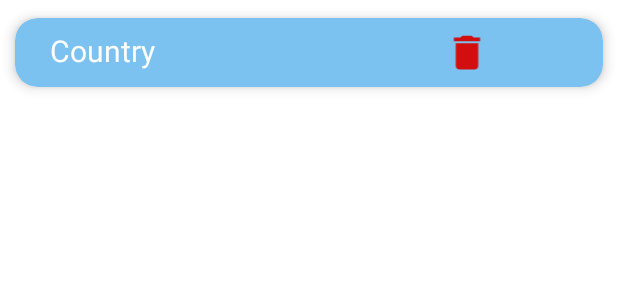
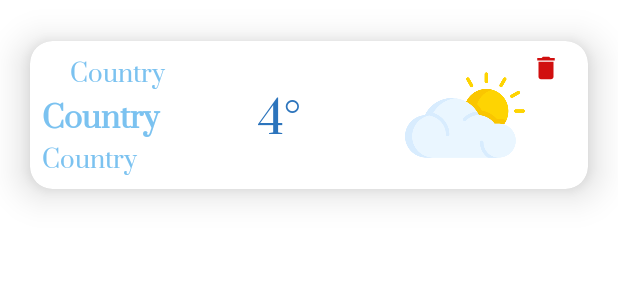
Before and after one commit to alaagawish/Weather, an Android app: the layout place_item.xml on its own in the app's theme, with its tools: preview values and no code run, on a phone screen of 412 x 824 dp. Shown: the top 300 px of the screen. Run offline under Robolectric (Android 15) with nearby library versions, the phone set to English and light mode, and no system bars.

Commit message:
editing favourite card

```diff
--- a/app/src/main/java/eg/gov/iti/jets/kotlin/weather/alert/utils/Alarm.kt
+++ b/app/src/main/java/eg/gov/iti/jets/kotlin/weather/alert/utils/Alarm.kt
@@ -14,7 +14,6 @@ import androidx.core.app.ActivityCompat
 import androidx.core.app.NotificationCompat
 import androidx.core.app.NotificationManagerCompat
 import eg.gov.iti.jets.kotlin.weather.Constants
-import eg.gov.iti.jets.kotlin.weather.Constants.ACTION_SET_REPETITIVE_EXACT
 import eg.gov.iti.jets.kotlin.weather.Constants.NOTIFICATION_ID
 import eg.gov.iti.jets.kotlin.weather.MainActivity
 import eg.gov.iti.jets.kotlin.weather.R
--- a/app/src/main/java/eg/gov/iti/jets/kotlin/weather/favourite/view/FavouriteFragment.kt
+++ b/app/src/main/java/eg/gov/iti/jets/kotlin/weather/favourite/view/FavouriteFragment.kt
@@ -1,6 +1,7 @@
 package eg.gov.iti.jets.kotlin.weather.favourite.view
 
 
+import android.annotation.SuppressLint
 import android.content.Intent
 import android.os.Bundle
 import android.util.Log
@@ -50,6 +51,7 @@ class FavouriteFragment : Fragment(), PlaceOnClickListener {
         return binding.root
     }
 
+    @SuppressLint("LogNotTimber")
     override fun onViewCreated(view: View, savedInstanceState: Bundle?) {
         super.onViewCreated(view, savedInstanceState)
         favouriteViewModelFactory = FavouriteViewModelFactory(
@@ -71,7 +73,7 @@ class FavouriteFragment : Fragment(), PlaceOnClickListener {
 
         binding.addCityFloatingActionButton.setOnClickListener {
             val intent = Intent(requireContext(), MapsActivity::class.java)
-            intent.putExtra(SOURCE,"fav")
+            intent.putExtra(SOURCE, "fav")
             startActivity(intent)
         }
         binding.favouritesRecyclerView.adapter = placesAdapter
@@ -90,7 +92,7 @@ class FavouriteFragment : Fragment(), PlaceOnClickListener {
                             Snackbar.LENGTH_LONG
                         ).show()
                         Log.d(
-                            "TAG",
+                            TAG,
                             "onViewCreated: error in retrieving list of fav from local source $result"
                         )
                     }
@@ -105,6 +107,8 @@ class FavouriteFragment : Fragment(), PlaceOnClickListener {
                             binding.noPlacesImageView.visibility = View.VISIBLE
                             binding.noPlacesTextView.visibility = View.VISIBLE
                             binding.favProgressBar.visibility = View.GONE
+                            binding.favouritesRecyclerView.visibility = View.GONE
+
 
                         }
                     }
--- a/app/src/main/java/eg/gov/iti/jets/kotlin/weather/favourite/view/PlacesAdapter.kt
+++ b/app/src/main/java/eg/gov/iti/jets/kotlin/weather/favourite/view/PlacesAdapter.kt
@@ -7,11 +7,10 @@ import androidx.recyclerview.widget.DiffUtil
 import androidx.recyclerview.widget.ListAdapter
 import androidx.recyclerview.widget.RecyclerView
 import com.squareup.picasso.Picasso
-import eg.gov.iti.jets.kotlin.weather.databinding.DayItemBinding
 import eg.gov.iti.jets.kotlin.weather.databinding.PlaceItemBinding
-import eg.gov.iti.jets.kotlin.weather.model.Daily
 import eg.gov.iti.jets.kotlin.weather.model.FavouritePlace
-
+import java.text.SimpleDateFormat
+import java.util.*
 
 class PlacesAdapter(var listener: PlaceOnClickListener) :
     ListAdapter<FavouritePlace, PlacesAdapter.ViewHolder>(DayDiffUtil()) {
@@ -33,7 +32,16 @@ class PlacesAdapter(var listener: PlaceOnClickListener) :
         holder.binding.deleteCountryIconImageView.setOnClickListener {
             listener.deletePlace(item)
         }
-
+        Picasso
+            .get()
+            .load("https://openweathermap.org/img/wn/${item.icon}@2x.png")
+            .into(holder.binding.countryIconImageView);
+        holder.binding.timeCountryTextView.text =
+            SimpleDateFormat("hh:mm aa", Locale.getDefault()).format(
+                Date(item.dt * 1000)
+            )
+        holder.binding.weatherCountryTextView.text = item.main
+        holder.binding.tempCountryTextView.text = "${item.temp}\u00B0K"
 
     }
 
--- a/app/src/main/java/eg/gov/iti/jets/kotlin/weather/favourite/viewmodel/FavouriteViewModel.kt
+++ b/app/src/main/java/eg/gov/iti/jets/kotlin/weather/favourite/viewmodel/FavouriteViewModel.kt
@@ -20,8 +20,9 @@ class FavouriteViewModel(private val repositoryInterface: RepositoryInterface) :
     fun deletePlaceFromFav(favouritePlace: FavouritePlace) {
         viewModelScope.launch(Dispatchers.IO) {
             repositoryInterface.deleteFavPlace(favouritePlace)
-            getAllFavPlaces()
         }
+        getAllFavPlaces()
+
     }
 
     fun addPlaceToFav(favouritePlace: FavouritePlace) {
--- a/app/src/main/java/eg/gov/iti/jets/kotlin/weather/home/view/DaysAdapter.kt
+++ b/app/src/main/java/eg/gov/iti/jets/kotlin/weather/home/view/DaysAdapter.kt
@@ -65,7 +65,6 @@ class DaysAdapter(val context: Context) :
             else
                 context.getString(R.string.Today)
 
-
     }
 
     class ViewHolder(var binding: DayItemBinding) : RecyclerView.ViewHolder(binding.root)
--- a/app/src/main/res/layout/fragment_favourite.xml
+++ b/app/src/main/res/layout/fragment_favourite.xml
@@ -557,10 +557,10 @@
         android:layout_height="wrap_content"
         android:layout_gravity="bottom|end"
         android:layout_marginEnd="28dp"
-        android:layout_marginBottom="64dp"
+        android:layout_marginBottom="75dp"
         android:backgroundTint="@color/blue"
         android:contentDescription="@string/add_place"
-        android:elevation="10dp"
+        android:elevation="16dp"
         app:layout_constraintBottom_toBottomOf="parent"
         app:layout_constraintEnd_toEndOf="parent"
         app:srcCompat="@drawable/baseline_add_24" />
--- a/app/src/main/res/layout/fragment_settings.xml
+++ b/app/src/main/res/layout/fragment_settings.xml
@@ -61,6 +61,7 @@
                         android:checked="true"
                         android:fontFamily="@font/prata_regular"
                         android:text="@string/english"
+                        android:textAlignment="textStart"
                         android:textColor="@color/blue"
                         android:textSize="20sp" />
 
@@ -71,6 +72,7 @@
                         android:checked="false"
                         android:fontFamily="@font/prata_regular"
                         android:text="@string/arabic"
+                        android:textAlignment="textStart"
                         android:textColor="@color/blue"
                         android:textSize="20sp" />
 
@@ -123,10 +125,11 @@
                         android:id="@+id/enableNotificationsRadioButton"
                         android:layout_width="wrap_content"
                         android:layout_height="wrap_content"
+                        android:layout_marginStart="5dp"
                         android:checked="true"
-                        android:layout_marginStart="5dp"
                         android:fontFamily="@font/prata_regular"
                         android:text="@string/enable"
+                        android:textAlignment="textStart"
                         android:textColor="@color/blue"
                         android:textSize="20sp" />
 
@@ -134,10 +137,11 @@
                         android:id="@+id/disableNotificationsRadioButton"
                         android:layout_width="wrap_content"
                         android:layout_height="50dp"
+                        android:layout_marginStart="5dp"
                         android:checked="false"
-                        android:layout_marginStart="5dp"
                         android:fontFamily="@font/prata_regular"
                         android:text="@string/disable"
+                        android:textAlignment="textStart"
                         android:textColor="@color/blue"
                         android:textSize="20sp" />
 
@@ -195,6 +199,7 @@
                         android:checked="true"
                         android:fontFamily="@font/prata_regular"
                         android:text="@string/celsius"
+                        android:textAlignment="textStart"
                         android:textColor="@color/blue"
                         android:textSize="20sp" />
 
@@ -205,6 +210,7 @@
                         android:checked="false"
                         android:fontFamily="@font/prata_regular"
                         android:text="@string/fahrenheit"
+                        android:textAlignment="textStart"
                         android:textColor="@color/blue"
                         android:textSize="20sp" />
 
@@ -215,6 +221,7 @@
                         android:checked="false"
                         android:fontFamily="@font/prata_regular"
                         android:text="@string/kelvin"
+                        android:textAlignment="textStart"
                         android:textColor="@color/blue"
                         android:textSize="20sp" />
 
@@ -260,8 +267,8 @@
                     android:layout_height="wrap_content"
                     android:layout_alignParentTop="true"
                     android:layout_centerHorizontal="true"
-                    android:layout_gravity="center"
                     android:layout_marginStart="19dp"
+                    android:textAlignment="textStart"
                     app:layout_constraintStart_toStartOf="parent"
                     app:layout_constraintTop_toBottomOf="@+id/locationtxt">
 
@@ -272,6 +279,7 @@
                         android:checked="true"
                         android:fontFamily="@font/prata_regular"
                         android:text="@string/map"
+                        android:textAlignment="textStart"
                         android:textColor="@color/blue"
                         android:textSize="20sp" />
 
@@ -282,6 +290,7 @@
                         android:checked="false"
                         android:fontFamily="@font/prata_regular"
                         android:text="@string/gps"
+                        android:textAlignment="textStart"
                         android:textColor="@color/blue"
                         android:textSize="20sp" />
 
--- a/app/src/main/res/layout/place_item.xml
+++ b/app/src/main/res/layout/place_item.xml
@@ -4,35 +4,93 @@
     android:id="@+id/countryCardView"
     android:layout_width="match_parent"
     android:layout_height="wrap_content"
-    android:backgroundTint="@color/light_blue"
+    android:backgroundTint="@color/white"
+    android:elevation="15dp"
     app:cardCornerRadius="15dp"
-    app:cardElevation="5dp"
+    app:cardElevation="15dp"
     app:cardUseCompatPadding="true">
 
-    <LinearLayout
+    <androidx.constraintlayout.widget.ConstraintLayout
         android:layout_width="match_parent"
         android:layout_height="wrap_content"
         android:orientation="horizontal"
-        android:padding="8dp"
-        android:weightSum="2">
+        android:padding="8dp">
+
+        <LinearLayout
+            android:id="@+id/layout"
+            android:layout_width="wrap_content"
+            android:layout_height="wrap_content"
+            android:orientation="vertical"
+            app:layout_constraintBottom_toBottomOf="parent"
+            app:layout_constraintStart_toStartOf="parent"
+            app:layout_constraintTop_toTopOf="parent">
+
+            <TextView
+                android:id="@+id/timeCountryTextView"
+                android:layout_width="100dp"
+                android:layout_height="wrap_content"
+                android:layout_marginStart="0dp"
+                android:fontFamily="@font/prata_regular"
+                android:text="@string/country"
+                android:textAlignment="center"
+                android:textColor="@color/light_blue"
+                android:textSize="16sp" />
+
+            <TextView
+                android:id="@+id/countryNameTextView"
+                android:layout_width="100dp"
+                android:layout_height="wrap_content"
+                android:fontFamily="@font/prata_regular"
+                android:text="@string/country"
+                android:textAlignment="textStart"
+                android:textColor="@color/light_blue"
+                android:textSize="20sp"
+                android:textStyle="bold" />
+
+            <TextView
+                android:id="@+id/weatherCountryTextView"
+                android:layout_width="100dp"
+                android:layout_height="wrap_content"
+                android:fontFamily="@font/prata_regular"
+                android:text="@string/country"
+                android:textAlignment="textStart"
+                android:textColor="@color/light_blue"
+                android:textSize="16sp" />
+        </LinearLayout>
 
         <TextView
-            android:id="@+id/countryNameTextView"
+            android:id="@+id/tempCountryTextView"
             android:layout_width="100dp"
             android:layout_height="wrap_content"
-            android:layout_marginStart="15dp"
-            android:layout_weight="1"
-            android:text="@string/country"
-            android:textColor="@color/white"
-            android:textSize="20sp" />
+            android:layout_margin="8dp"
+            android:fontFamily="@font/prata_regular"
+            android:text="@string/temp"
+            android:textAlignment="center"
+            android:textColor="@color/blue"
+            android:textSize="30sp"
+            app:layout_constraintBottom_toBottomOf="parent"
+            app:layout_constraintStart_toEndOf="@+id/layout"
+            app:layout_constraintTop_toTopOf="parent" />
+
+        <ImageView
+            android:id="@+id/countryIconImageView"
+            android:layout_width="100dp"
+            android:layout_height="80dp"
+            android:elevation="10dp"
+            android:src="@drawable/weather"
+            app:layout_constraintBottom_toBottomOf="parent"
+            app:layout_constraintEnd_toEndOf="parent"
+            app:layout_constraintStart_toEndOf="@+id/tempCountryTextView"
+            app:layout_constraintTop_toTopOf="parent" />
 
         <ImageView
             android:id="@+id/deleteCountryIconImageView"
-            android:layout_width="70dp"
-            android:layout_height="30dp"
-            android:layout_weight="1"
-            android:src="@drawable/baseline_delete_24" />
+            android:layout_width="40dp"
+            android:layout_height="20dp"
+            android:src="@drawable/baseline_delete_24"
+            app:layout_constraintEnd_toEndOf="parent"
+            app:layout_constraintTop_toTopOf="parent" />
 
 
-    </LinearLayout>
+    </androidx.constraintlayout.widget.ConstraintLayout>
 </androidx.cardview.widget.CardView>
--- a/app/src/main/res/values/strings.xml
+++ b/app/src/main/res/values/strings.xml
@@ -93,4 +93,5 @@
     <string name="dismiss">dismiss</string>
     <string name="repeat">repeat</string>
     <string name="repeat_day">Repeat</string>
+    <string name="temp">4&#176;</string>
 </resources>
```
Also changed, not shown: 1 other file.
